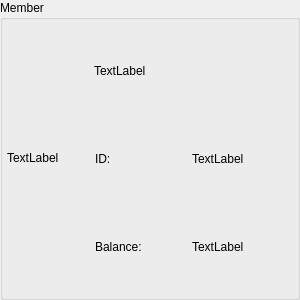
This is penyamanager/user/memberprofilegroupbox.ui in eguzki/penyamanager as Qt 5 draws it before an edit. The edited form follows.
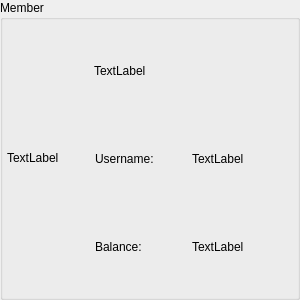
This is the edited form.

Commit message: [FEATURE] username can be updated

```diff
--- a/penyamanager/user/memberprofilegroupbox.ui
+++ b/penyamanager/user/memberprofilegroupbox.ui
@@ -109,7 +109,7 @@
          <item>
           <widget class="QLabel" name="memberIdLabel">
            <property name="text">
-            <string>ID:</string>
+            <string>Username:</string>
            </property>
           </widget>
          </item>
```
Left out of the diff: 14 changed lines with no effect on the pictures. The commit also changes 43 other files.
